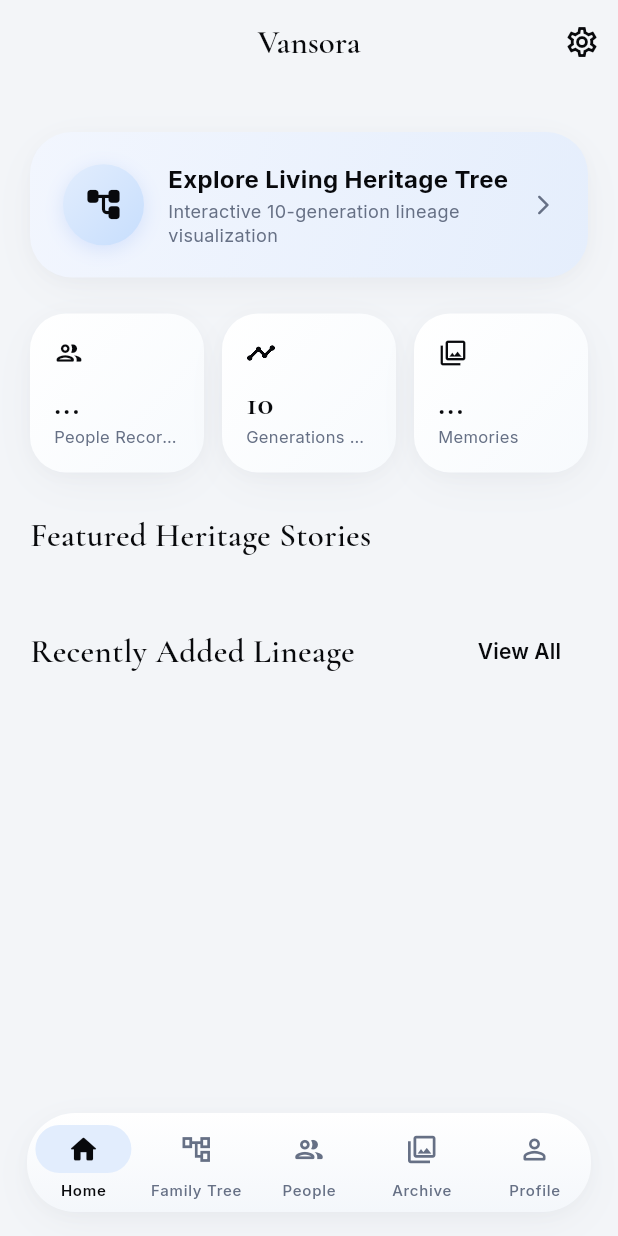
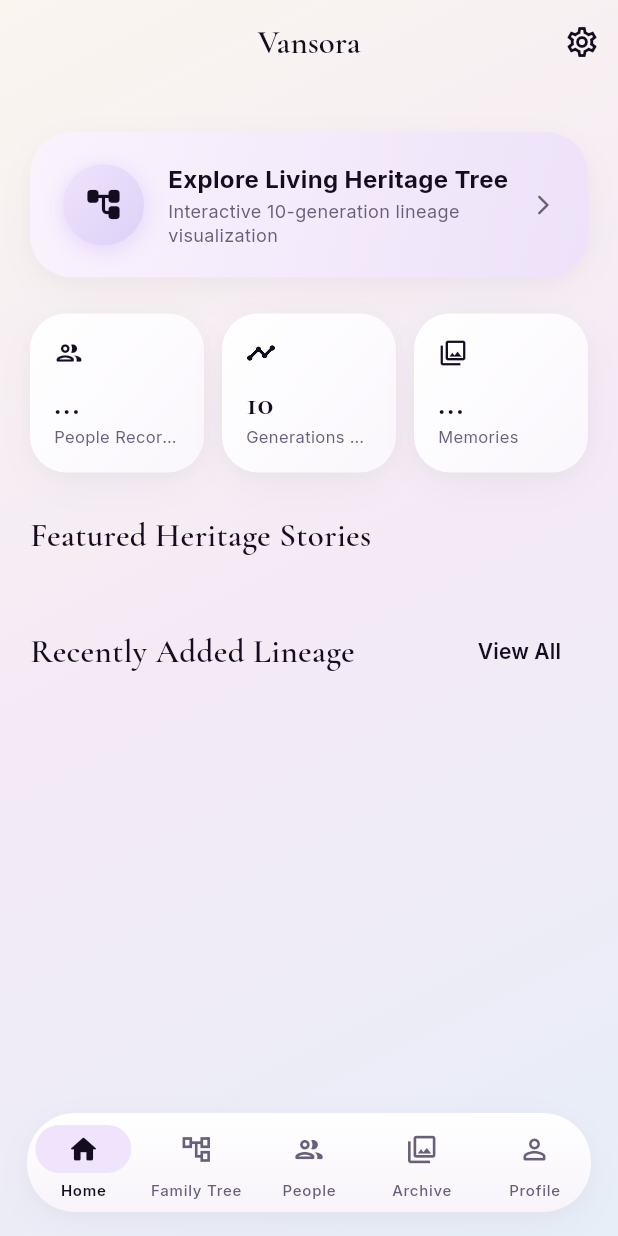
Before and after one commit to shreyfaldu08-dot/Family-Tree, a Flutter app: the screen it shows after launch, on a phone screen of 412 x 824 dp. Run offline on Flutter 3.47's test engine with Material 3 defaults, Android fonts, the phone set to English and light mode, and no system bars; our stand-ins replace flutter_riverpod, flutter_secure_storage, go_router, google_fonts, supabase_flutter; accounts and stored records are empty.

Commit message:
feat: add app structure, navigation scaffold, theme configuration, and family tree screen

```diff
--- a/lib/app/app.dart
+++ b/lib/app/app.dart
@@ -1,6 +1,7 @@
 import 'package:flutter/material.dart';
 import 'package:flutter_riverpod/flutter_riverpod.dart';
 import 'theme/app_theme.dart';
+import 'theme/colors.dart';
 import 'router.dart';
 
 class FamilyLegacyApp extends ConsumerWidget {
@@ -13,6 +14,14 @@ class FamilyLegacyApp extends ConsumerWidget {
       debugShowCheckedModeBanner: false,
       theme: HeritageTheme.lightTheme,
       routerConfig: appRouter,
+      builder: (context, child) {
+        return DecoratedBox(
+          decoration: const BoxDecoration(
+            gradient: HeritageGradients.canvasBackground,
+          ),
+          child: child ?? const SizedBox.shrink(),
+        );
+      },
     );
   }
 }
--- a/lib/app/navigation_scaffold.dart
+++ b/lib/app/navigation_scaffold.dart
@@ -10,6 +10,7 @@ class NavigationScaffold extends StatelessWidget {
   @override
   Widget build(BuildContext context) {
     return Scaffold(
+      backgroundColor: Colors.transparent,
       extendBody: true,
       body: navigationShell,
       bottomNavigationBar: Container(
--- a/lib/app/theme/app_theme.dart
+++ b/lib/app/theme/app_theme.dart
@@ -17,10 +17,10 @@ abstract final class HeritageTheme {
       onSecondary: HeritageColors.charcoal,
       secondaryContainer: HeritageColors.surfaceSecondary, // #E9EDF2
       onSecondaryContainer: HeritageColors.charcoal,
-      tertiary: HeritageColors.textSecondary, // #667085
+      tertiary: HeritageColors.textSecondary,
       onTertiary: Colors.white,
-      surface: HeritageColors.background, // #F3F5F8
-      onSurface: HeritageColors.charcoal, // #08090C
+      surface: HeritageColors.surfaceCard,
+      onSurface: HeritageColors.charcoal,
       error: HeritageColors.statusError,
       onError: Colors.white,
       outline: Colors.transparent,
@@ -31,11 +31,11 @@ abstract final class HeritageTheme {
       useMaterial3: true,
       brightness: Brightness.light,
       colorScheme: colorScheme,
-      scaffoldBackgroundColor: HeritageColors.background,
+      scaffoldBackgroundColor: Colors.transparent,
       canvasColor: HeritageColors.surfaceCard,
 
       appBarTheme: AppBarTheme(
-        backgroundColor: HeritageColors.background,
+        backgroundColor: Colors.transparent,
         foregroundColor: HeritageColors.charcoal,
         elevation: 0,
         scrolledUnderElevation: 0,
@@ -118,7 +118,7 @@ abstract final class HeritageTheme {
         ),
         focusedBorder: OutlineInputBorder(
           borderRadius: HeritageCurves.pill,
-          borderSide: const BorderSide(color: Color(0xFFC7DEFD), width: 1.5),
+          borderSide: const BorderSide(color: Color(0xFFDDD0F8), width: 1.5),
         ),
         errorBorder: OutlineInputBorder(
           borderRadius: HeritageCurves.pill,
@@ -174,7 +174,7 @@ abstract final class HeritageTheme {
         backgroundColor: HeritageColors.surfaceCard,
         elevation: 0,
         shadowColor: HeritageColors.subtleShadow,
-        indicatorColor: const Color(0xFFE2EDFD),
+        indicatorColor: const Color(0xFFEFE4FC),
         indicatorShape: RoundedRectangleBorder(
           borderRadius: HeritageCurves.pill,
         ),
--- a/lib/app/theme/colors.dart
+++ b/lib/app/theme/colors.dart
@@ -1,75 +1,77 @@
 import 'package:flutter/material.dart';
 
-/// Soft iOS-inspired Color Palette with Light Shade Gradients & Curvy Design
-/// - Canvas Background: #F3F5F8 to #EBEEF4
-/// - Primary surfaces and cards: #FFFFFF to #F8FAFD (Light gradient, no strokes)
-/// - Active Pill & Segment: Light shade blue gradient #E2EDFD to #C7DEFD
-/// - Primary text: #08090C
-/// - Secondary text: #667085
-/// - Stadium & Capsule radii: 999px for pills, 28px for cards
+/// Royal Silk & Cashmere Glow Color Palette with Ambient Light Gradients
+/// - Canvas Background: Radiant 3-stop diagonal gradient from #FAF5EF (warm champagne)
+///   through #F4EAF6 (lavender-rose mist) to #E7EEF8 (serene periwinkle opal)
+/// - Surfaces and Cards: Pure #FFFFFF to #FAF7FC (zero strokes, subtle ambient shadow)
+/// - Active Pill & Segment: Luminous royal iris gradient #EFE4FC to #DDD0F8
+/// - Primary text: #140D20 (deep royal obsidian)
+/// - Secondary text: #6A5F7A (soft velvet graphite)
+/// - Curvature: Continuous stadium 999px for pills, 28px for cards
 abstract final class HeritageColors {
   /// Reference Color Tokens
-  static const Color background = Color(0xFFF3F5F8);
+  static const Color background = Colors.transparent;
+  static const Color canvasSolid = Color(0xFFFAF5EF);
   static const Color surfaceCard = Color(0xFFFFFFFF);
-  static const Color surfaceSecondary = Color(0xFFE9EDF2);
-  static const Color textPrimary = Color(0xFF08090C);
-  static const Color textSecondary = Color(0xFF667085);
-  static const Color softBlueAccent = Color(0xFFD9E8FF);
-  static const Color blueHighlight = Color(0xFFA9CBFF);
-  static const Color borderSubtle = Color(0xFFE3E7ED);
-  static const Color statusSuccessBackground = Color(0xFFBFE8D0);
+  static const Color surfaceSecondary = Color(0xFFF3EDF7);
+  static const Color textPrimary = Color(0xFF140D20);
+  static const Color textSecondary = Color(0xFF6A5F7A);
+  static const Color softBlueAccent = Color(0xFFEFE4FC); // Soft lavender/iris accent
+  static const Color blueHighlight = Color(0xFFC7B2FA); // Royal iris highlight
+  static const Color borderSubtle = Color(0xFFECE4F2);
+  static const Color statusSuccessBackground = Color(0xFFDCFCE7);
 
-  /// Primary brand action & strong elements (near-black)
-  static const Color forestGreen = Color(0xFF08090C);
-  static const Color forestGreenLight = Color(0xFF1E222B);
-  static const Color forestGreenDark = Color(0xFF000000);
+  /// Primary brand action & strong elements (near-black with royal plum warmth)
+  static const Color forestGreen = Color(0xFF140D20);
+  static const Color forestGreenLight = Color(0xFF281E38);
+  static const Color forestGreenDark = Color(0xFF0A0510);
 
-  /// Scaffold background & surface mappings
-  static const Color warmIvory = Color(0xFFF3F5F8); // Primary soft off-white canvas
-  static const Color warmIvoryLight = Color(0xFFFFFFFF); // Primary surfaces and cards
-  static const Color warmIvoryDark = Color(0xFFE9EDF2); // Secondary surfaces
+  /// Scaffold background & surface mappings (warmIvory transparent for gradient pass-through)
+  static const Color warmIvory = Colors.transparent;
+  static const Color warmIvoryLight = Color(0xFFFFFFFF); // Primary card surface
+  static const Color warmIvoryDark = Color(0xFFF1EBF5); // Secondary surface
 
   /// Accents, highlights, and active states
-  static const Color mutedBrass = Color(0xFFA9CBFF); // Blue highlight
-  static const Color mutedBrassLight = Color(0xFFD9E8FF); // Soft blue accent
-  static const Color mutedBrassDark = Color(0xFF3B82F6); // High-contrast blue accent
+  static const Color mutedBrass = Color(0xFFC7B2FA);
+  static const Color mutedBrassLight = Color(0xFFEFE4FC);
+  static const Color mutedBrassDark = Color(0xFF7C3AED);
 
   /// Secondary surfaces, borders, and dividers
-  static const Color stone = Color(0xFFE3E7ED);
-  static const Color stoneLight = Color(0xFFE9EDF2);
-  static const Color stoneDark = Color(0xFFD5DCE5);
+  static const Color stone = Color(0xFFECE4F2);
+  static const Color stoneLight = Color(0xFFF3EDF7);
+  static const Color stoneDark = Color(0xFFDDD2E8);
 
   /// Primary legible copy & descriptions
-  static const Color charcoal = Color(0xFF08090C);
-  static const Color charcoalLight = Color(0xFF344054);
-  static const Color charcoalMuted = Color(0xFF667085);
+  static const Color charcoal = Color(0xFF140D20);
+  static const Color charcoalLight = Color(0xFF382F48);
+  static const Color charcoalMuted = Color(0xFF6A5F7A);
 
   /// Supporting tags, connectors & badges
-  static const Color sage = Color(0xFF667085);
-  static const Color sageLight = Color(0xFFD9E8FF);
-  static const Color sageDark = Color(0xFF344054);
+  static const Color sage = Color(0xFF6A5F7A);
+  static const Color sageLight = Color(0xFFEFE4FC);
+  static const Color sageDark = Color(0xFF382F48);
 
   /// Status colors
-  static const Color statusSuccess = Color(0xFF1B6B40);
-  static const Color statusSuccessLight = Color(0xFFBFE8D0);
+  static const Color statusSuccess = Color(0xFF15803D);
+  static const Color statusSuccessLight = Color(0xFFDCFCE7);
   static const Color statusWarning = Color(0xFFD97706);
-  static const Color statusError = Color(0xFFD92D20);
-  static const Color statusInfo = Color(0xFF2563EB);
+  static const Color statusError = Color(0xFFE11D48);
+  static const Color statusInfo = Color(0xFF7C3AED);
 
   /// Ambient shadows
-  static const Color overlayDim = Color(0x3308090C);
-  static const Color subtleShadow = Color(0x0A0E1B2E);
+  static const Color overlayDim = Color(0x33140D20);
+  static const Color subtleShadow = Color(0x0C181126);
 }
 
-/// Premium Light Shade Gradients for Cards, Pills & Buttons
+/// Premium Light Shade Gradients for Background, Cards, Pills & Buttons
 abstract final class HeritageGradients {
-  /// Signature Pill Gradient (matches user reference for selected tabs / buttons)
+  /// Signature Pill Gradient (stadium segmented control & active filters)
   static const LinearGradient accentPill = LinearGradient(
     begin: Alignment.topLeft,
     end: Alignment.bottomRight,
     colors: [
-      Color(0xFFE2EDFD),
-      Color(0xFFC7DEFD),
+      Color(0xFFEFE4FC),
+      Color(0xFFDDD0F8),
     ],
   );
 
@@ -79,7 +81,7 @@ abstract final class HeritageGradients {
     end: Alignment.bottomCenter,
     colors: [
       Color(0xFFFFFFFF),
-      Color(0xFFF4F7FB),
+      Color(0xFFF8F4FA),
     ],
   );
 
@@ -89,7 +91,7 @@ abstract final class HeritageGradients {
     end: Alignment.bottomRight,
     colors: [
       Color(0xFFFFFFFF),
-      Color(0xFFF7FAFD),
+      Color(0xFFFAF7FC),
     ],
   );
 
@@ -98,19 +100,21 @@ abstract final class HeritageGradients {
     begin: Alignment.topLeft,
     end: Alignment.bottomRight,
     colors: [
-      Color(0xFFF2F6FE),
-      Color(0xFFE5EEFC),
+      Color(0xFFFAF3FD),
+      Color(0xFFEDE2F9),
     ],
   );
 
-  /// Scaffold subtle ambient canvas gradient
+  /// Luxurious 3-stop diagonal canvas gradient for full screen backgrounds
   static const LinearGradient canvasBackground = LinearGradient(
-    begin: Alignment.topCenter,
-    end: Alignment.bottomCenter,
+    begin: Alignment.topLeft,
+    end: Alignment.bottomRight,
     colors: [
-      Color(0xFFF5F7FA),
-      Color(0xFFECF0F6),
+      Color(0xFFFAF5EF), // warm cashmere champagne
+      Color(0xFFF4EAF6), // soft orchid / lavender whisper
+      Color(0xFFE7EEF8), // serene morning periwinkle opal
     ],
+    stops: [0.0, 0.48, 1.0],
   );
 
   /// Dark high-contrast button gradient
@@ -118,8 +122,8 @@ abstract final class HeritageGradients {
     begin: Alignment.topLeft,
     end: Alignment.bottomRight,
     colors: [
-      Color(0xFF202632),
-      Color(0xFF08090C),
+      Color(0xFF251A36),
+      Color(0xFF12091E),
     ],
   );
 
@@ -128,8 +132,8 @@ abstract final class HeritageGradients {
     begin: Alignment.topLeft,
     end: Alignment.bottomRight,
     colors: [
-      Color(0xFFD8F6E6),
-      Color(0xFFBFEBD1),
+      Color(0xFFDCFCE7),
+      Color(0xFFBBF7D0),
     ],
   );
 
@@ -138,8 +142,8 @@ abstract final class HeritageGradients {
     begin: Alignment.topLeft,
     end: Alignment.bottomRight,
     colors: [
-      Color(0xFFE9F1FC),
-      Color(0xFFD8E6FA),
+      Color(0xFFF3E8FC),
+      Color(0xFFDDD0F8),
     ],
   );
 }
@@ -161,16 +165,16 @@ abstract final class HeritageCurves {
 
 /// Ambient drop shadows without harsh strokes
 abstract final class HeritageShadows {
-  /// Floating card shadow
+  /// Floating card shadow with warm ambient depth
   static const List<BoxShadow> card = [
     BoxShadow(
-      color: Color(0x0C0E1B2E),
+      color: Color(0x0C181126),
       blurRadius: 24,
       offset: Offset(0, 8),
       spreadRadius: -4,
     ),
     BoxShadow(
-      color: Color(0x050E1B2E),
+      color: Color(0x05181126),
       blurRadius: 8,
       offset: Offset(0, 2),
     ),
@@ -179,7 +183,7 @@ abstract final class HeritageShadows {
   /// Floating pill bar shadow
   static const List<BoxShadow> pill = [
     BoxShadow(
-      color: Color(0x100E1B2E),
+      color: Color(0x10181126),
       blurRadius: 18,
       offset: Offset(0, 4),
       spreadRadius: -2,
@@ -189,8 +193,8 @@ abstract final class HeritageShadows {
   /// Active tab accent shadow
   static const List<BoxShadow> activePill = [
     BoxShadow(
-      color: Color(0x222563EB),
-      blurRadius: 10,
+      color: Color(0x308B5CF6),
+      blurRadius: 12,
       offset: Offset(0, 3),
     ),
   ];
--- a/lib/features/family_tree/presentation/family_tree_screen.dart
+++ b/lib/features/family_tree/presentation/family_tree_screen.dart
@@ -382,8 +382,10 @@ class _FamilyTreeScreenState extends ConsumerState<FamilyTreeScreen> {
                         avatar: const Icon(Icons.search, size: 16, color: HeritageColors.charcoal),
                         label: Text('Find in Tree', style: HeritageTypography.labelSmall),
                         backgroundColor: HeritageColors.surfaceCard.withOpacity(0.95),
-                        side: const BorderSide(color: HeritageColors.borderSubtle, width: 1.0),
-                        shape: RoundedRectangleBorder(borderRadius: BorderRadius.circular(16)),
+                        side: BorderSide.none,
+                        shape: RoundedRectangleBorder(borderRadius: HeritageCurves.pill),
+                        elevation: 1,
+                        shadowColor: HeritageColors.subtleShadow,
                         onPressed: () {
                           setState(() {
                             _isSearching = true;
```
